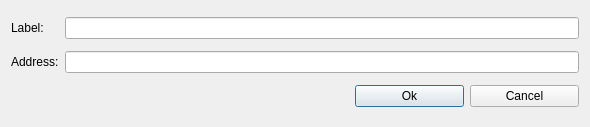
Qt form src/gui/ui/newaddressdialog.ui (ConcealNetwork/conceal-desktop) before a commit.
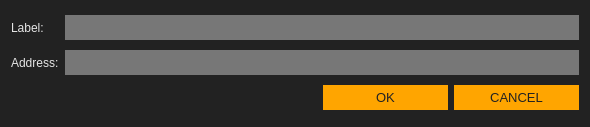
The same form after that commit.

```diff
--- a/src/gui/ui/newaddressdialog.ui
+++ b/src/gui/ui/newaddressdialog.ui
@@ -13,6 +13,11 @@
   <property name="windowTitle">
    <string>New address</string>
   </property>
+  <property name="styleSheet">
+   <string notr="true">background-color: #222;
+color: #e5e5e5;
+border: 0px;</string>
+  </property>
   <layout class="QGridLayout" name="gridLayout">
    <item row="0" column="0">
     <widget class="QLabel" name="label">
@@ -22,6 +27,18 @@
        <verstretch>0</verstretch>
       </sizepolicy>
      </property>
+     <property name="minimumSize">
+      <size>
+       <width>0</width>
+       <height>25</height>
+      </size>
+     </property>
+     <property name="font">
+      <font>
+       <family>Arial</family>
+       <pointsize>9</pointsize>
+      </font>
+     </property>
      <property name="text">
       <string>Label:</string>
      </property>
@@ -35,6 +52,21 @@
        <verstretch>0</verstretch>
       </sizepolicy>
      </property>
+     <property name="minimumSize">
+      <size>
+       <width>0</width>
+       <height>25</height>
+      </size>
+     </property>
+     <property name="font">
+      <font>
+       <family>Arial</family>
+       <pointsize>9</pointsize>
+      </font>
+     </property>
+     <property name="styleSheet">
+      <string notr="true">border: 0px; background-color: #777; color: #e5e5e5;</string>
+     </property>
      <property name="echoMode">
       <enum>QLineEdit::Normal</enum>
      </property>
@@ -48,6 +80,18 @@
        <verstretch>0</verstretch>
       </sizepolicy>
      </property>
+     <property name="minimumSize">
+      <size>
+       <width>0</width>
+       <height>25</height>
+      </size>
+     </property>
+     <property name="font">
+      <font>
+       <family>Arial</family>
+       <pointsize>9</pointsize>
+      </font>
+     </property>
      <property name="text">
       <string>Address:</string>
      </property>
@@ -55,6 +99,21 @@
    </item>
    <item row="1" column="1" colspan="3">
     <widget class="QLineEdit" name="m_addressEdit">
+     <property name="minimumSize">
+      <size>
+       <width>0</width>
+       <height>25</height>
+      </size>
+     </property>
+     <property name="font">
+      <font>
+       <family>Arial</family>
+       <pointsize>9</pointsize>
+      </font>
+     </property>
+     <property name="styleSheet">
+      <string notr="true">border: 0px; background-color: #777; color: #e5e5e5;</string>
+     </property>
      <property name="echoMode">
       <enum>QLineEdit::Normal</enum>
      </property>
@@ -78,8 +137,23 @@
      <property name="enabled">
       <bool>true</bool>
      </property>
+     <property name="minimumSize">
+      <size>
+       <width>125</width>
+       <height>25</height>
+      </size>
+     </property>
+     <property name="font">
+      <font>
+       <family>Arial</family>
+       <pointsize>10</pointsize>
+      </font>
+     </property>
+     <property name="styleSheet">
+      <string notr="true">color: #222; border-radius: 0px; border: 0px solid; background-color: orange;</string>
+     </property>
      <property name="text">
-      <string>Ok</string>
+      <string>OK</string>
      </property>
      <property name="default">
       <bool>true</bool>
@@ -88,8 +162,23 @@
    </item>
    <item row="2" column="3">
     <widget class="QPushButton" name="m_cancelButton">
+     <property name="minimumSize">
+      <size>
+       <width>125</width>
+       <height>25</height>
+      </size>
+     </property>
+     <property name="font">
+      <font>
+       <family>Arial</family>
+       <pointsize>10</pointsize>
+      </font>
+     </property>
+     <property name="styleSheet">
+      <string notr="true">color: #222; border-radius: 0px; border: 0px solid; background-color: orange;</string>
+     </property>
      <property name="text">
-      <string>Cancel</string>
+      <string>CANCEL</string>
      </property>
     </widget>
    </item>
```
